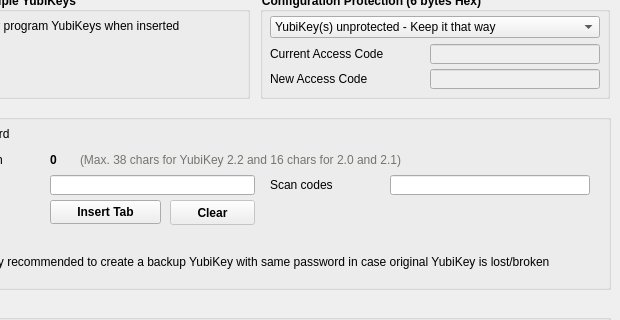
Before: the Qt Designer form src/ui/staticpage.ui in Yubico/yubikey-personalization-gui-dpkg, drawn with Qt 5; both pictures show x 110 to 730 and y 140 to 460 of the 730 by 650 pixel window.
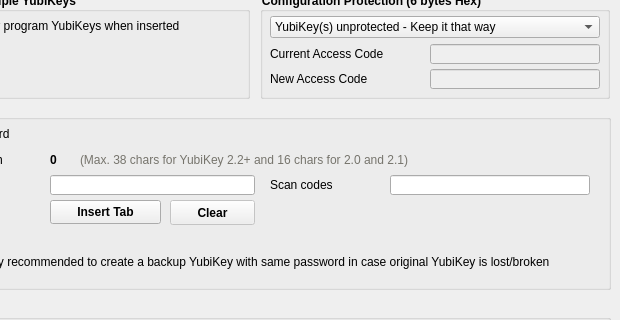
After: the same form once the commit is applied. Icons and pictures are not drawn.

What changed in the file:
```diff
--- a/src/ui/staticpage.ui
+++ b/src/ui/staticpage.ui
@@ -464,7 +464,7 @@
 color: rgb(118, 116, 108)</string>
      </property>
      <property name="text">
-      <string>(Max. 38 chars for YubiKey 2.2 and 16 chars for 2.0 and 2.1)</string>
+      <string>(Max. 38 chars for YubiKey 2.2+ and 16 chars for 2.0 and 2.1)</string>
      </property>
     </widget>
     <widget class="QPushButton" name="quickStaticBkpHelpBtn">
```
